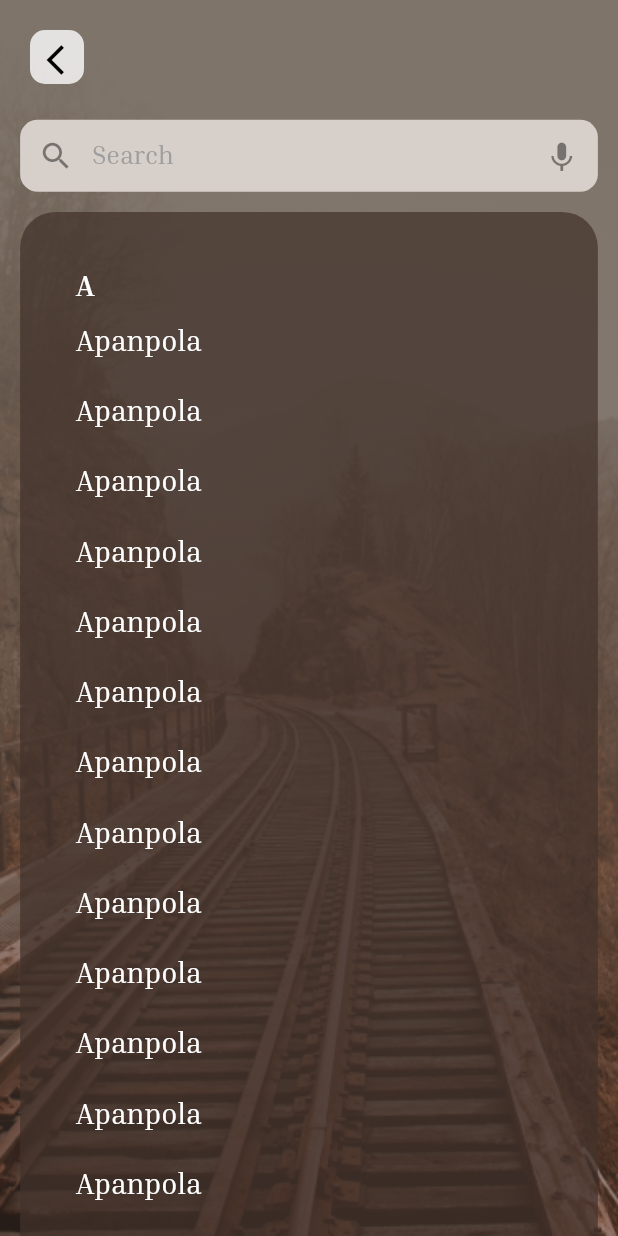
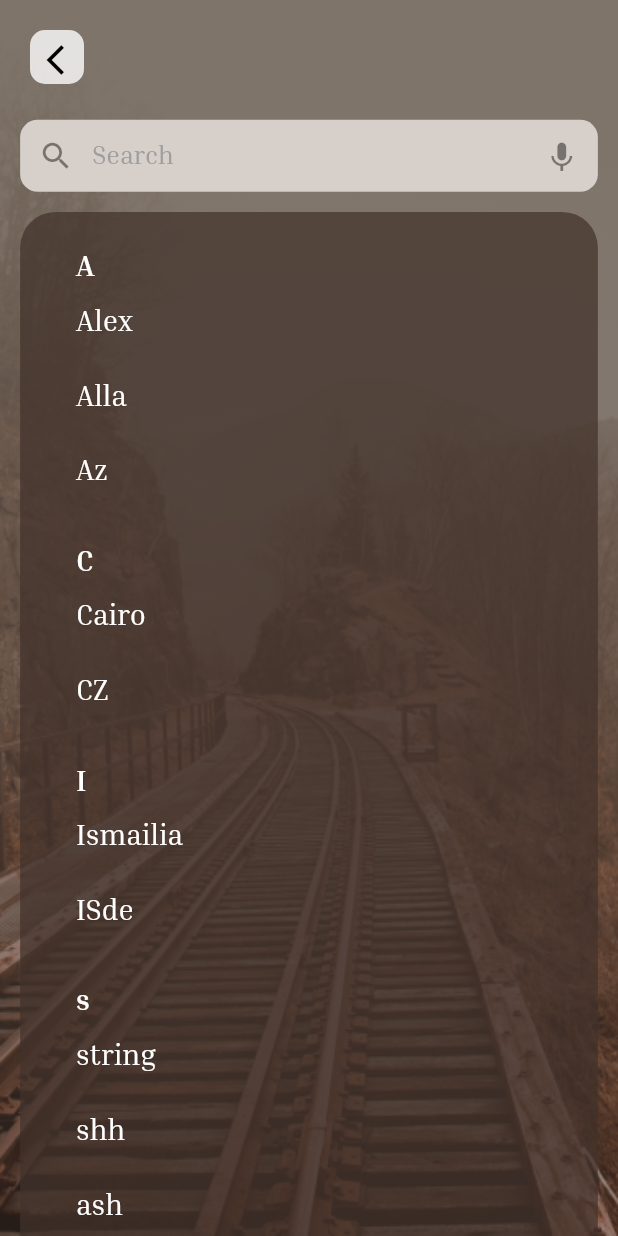
Before and after one commit to Train-D/mobile, a Flutter app: the StationsScreen screen opened directly, on a phone screen of 412 x 824 dp. Run offline on Flutter 3.47's test engine with Material 2 defaults, Android fonts, the phone set to English and light mode, and no system bars; our stand-ins replace basic_utils, bloc, conditional_builder_null_safety, dartz, dio, equatable and 7 more; missing offline and left inert: swipe.

Commit message:
stations entity

```diff
--- a/lib/features/stations/domain/entities/all_stations_entity.dart
+++ b/lib/features/stations/domain/entities/all_stations_entity.dart
@@ -1,10 +1,21 @@
 // ignore_for_file: public_member_api_docs, sort_constructors_first
 class AllStationsEntity {
-  String stationsChars;
-  List<String> stationsNames;
+  List<CharacterStationsEntity> allStations;
   AllStationsEntity({
-    required this.stationsChars,
-    required this.stationsNames,
+    required this.allStations,
   });
+}
 
+class CharacterStationsEntity {
+  Map<String, StationsNamesEntity> stations;
+  CharacterStationsEntity({
+    required this.stations,
+  });
 }
+
+class StationsNamesEntity {
+  List<String> names;
+  StationsNamesEntity({
+    required this.names,
+  });
+}
--- a/lib/features/stations/presentation/controller/all_stations_cubit/all_stations_cubit.dart
+++ b/lib/features/stations/presentation/controller/all_stations_cubit/all_stations_cubit.dart
@@ -8,10 +8,10 @@ class AllStationsCubit extends Cubit<AllStationsState> {
   static AllStationsCubit get(context) =>  BlocProvider.of(context);
 
   final List<Map<String, List<String>>> stations = [
-     {"A": ["Alex"]},
-	   {"C": ["Cairo"]},
-	   {"I": ["Ismailia"]},
-	   {"s": ["string"]},
+     {"A": ["Alex","Alla", "Az"]},
+	   {"C": ["Cairo", "CZ"]},
+	   {"I": ["Ismailia" , "ISde"]},
+	   {"s": ["string" , "shh" , "ash"]},
   ];
 
 }
--- a/lib/features/stations/presentation/screens/stations_screen.dart
+++ b/lib/features/stations/presentation/screens/stations_screen.dart
@@ -66,14 +66,21 @@ class StationsScreen extends StatelessWidget {
                           ),
                           child: SingleChildScrollView(
                             child: Padding(
-                              padding: EdgeInsets.all(25.sp),
+                              padding: EdgeInsets.symmetric(
+                                horizontal: 25.sp,
+                                vertical: 20.sp,
+                              ),
                               child: Column(
                                 crossAxisAlignment: CrossAxisAlignment.start,
                                 children: [
-
-
+                                  ListView.separated(
+                                    shrinkWrap: true,
+                                    itemBuilder: (context, index) => Column(
+                                      crossAxisAlignment:
+                                          CrossAxisAlignment.start,
+                                      children: [
                                         Text(
-                                    'A',
+                                          cubit.stations[index].keys.first,
                                           style: Theme.of(context)
                                               .textTheme
                                               .displayMedium!
@@ -82,29 +89,82 @@ class StationsScreen extends StatelessWidget {
                                               ),
                                         ),
                                         SizedBox(
-                                    height: 15.sp,
+                                          height: 0.sp,
                                         ),
-                                  ListView.separated(
+                                        ListView.builder(
                                           shrinkWrap: true,
-                                    itemBuilder: (context, index) => InkWell(
+                                          itemBuilder: (context, idx) =>
+                                              InkWell(
+                                            child: Padding(
+                                              padding:
+                                                  EdgeInsetsDirectional.only(
+                                                top: 15.sp,
+                                                bottom: 15.sp,
+                                              ),
                                               child: Text(
-                                        'Apanpola',
+                                                cubit.stations[index].values
+                                                    .last[idx],
                                                 style: Theme.of(context)
                                                     .textTheme
                                                     .displayMedium,
                                               ),
+                                            ),
                                             onTap: () {
                                               SharedComponents.navigateTo(
                                                 const StationDetailsScreen(),
-                                            context);
+                                                context,
+                                              );
                                             },
+                                          ),
+                                          itemCount: cubit.stations[index]
+                                              .values.last.length,
+                                        ),
+                                      ],
                                     ),
                                     separatorBuilder: (context, index) =>
                                         SizedBox(
                                       height: 20.sp,
                                     ),
-                                    itemCount: 15,
+                                    itemCount: cubit.stations.length,
                                   ),
+
+                                  // Column(
+                                  //   children: [
+                                  //     Text(
+                                  //       'A',
+                                  //       style: Theme.of(context)
+                                  //           .textTheme
+                                  //           .displayMedium!
+                                  //           .copyWith(
+                                  //             fontWeight: FontWeight.bold,
+                                  //           ),
+                                  //     ),
+                                  //     SizedBox(
+                                  //       height: 15.sp,
+                                  //     ),
+                                  //     ListView.separated(
+                                  //       shrinkWrap: true,
+                                  //       itemBuilder: (context, index) => InkWell(
+                                  //         child: Text(
+                                  //           'Apanpola',
+                                  //           style: Theme.of(context)
+                                  //               .textTheme
+                                  //               .displayMedium,
+                                  //         ),
+                                  //         onTap: () {
+                                  //           SharedComponents.navigateTo(
+                                  //               const StationDetailsScreen(),
+                                  //               context);
+                                  //         },
+                                  //       ),
+                                  //       separatorBuilder: (context, index) =>
+                                  //           SizedBox(
+                                  //         height: 20.sp,
+                                  //       ),
+                                  //       itemCount: 15,
+                                  //     ),
+                                  //   ],
+                                  // ),
 
                                   // SizedBox(
                                   //   height: 15.sp,
```
Lines whose indentation alone changed are shown as unchanged.
